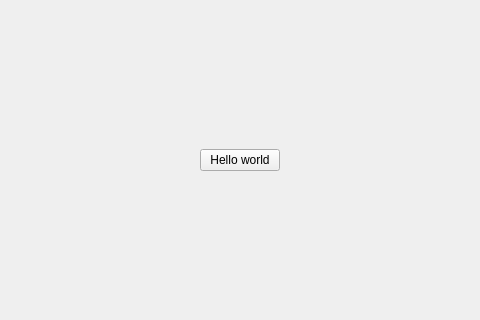
Above: ui/ragdoll.ui from LugeKit/ragdoll before the change; both pictures show x 156 to 636 and y 115 to 435 of the 800 by 600 pixel window. Below: the same form after it.
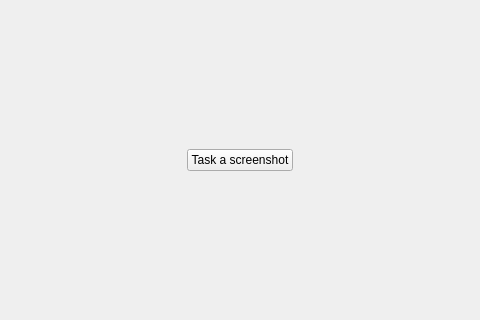
That is the form after the change.

What changed in the file:
```diff
--- a/ui/ragdoll.ui
+++ b/ui/ragdoll.ui
@@ -40,7 +40,7 @@
      <item row="0" column="1">
       <widget class="QPushButton" name="hello_world_btn">
        <property name="text">
-        <string>Hello world</string>
+        <string>Task a screenshot</string>
        </property>
       </widget>
      </item>
```
Left out of the diff: 6 changed lines with no effect on the pictures.
